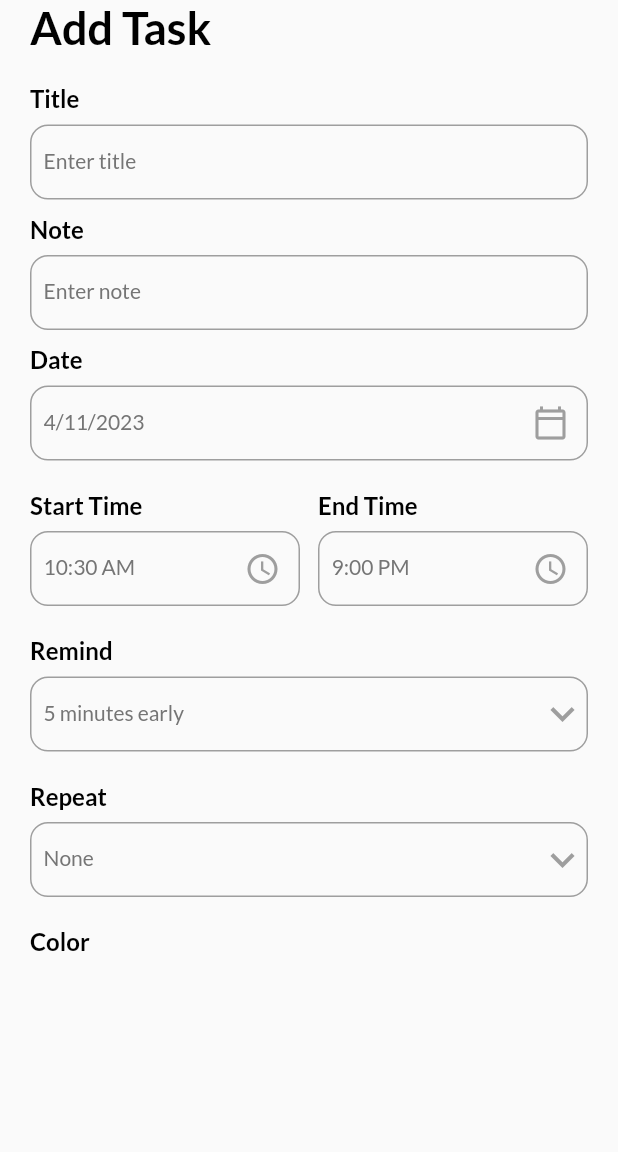
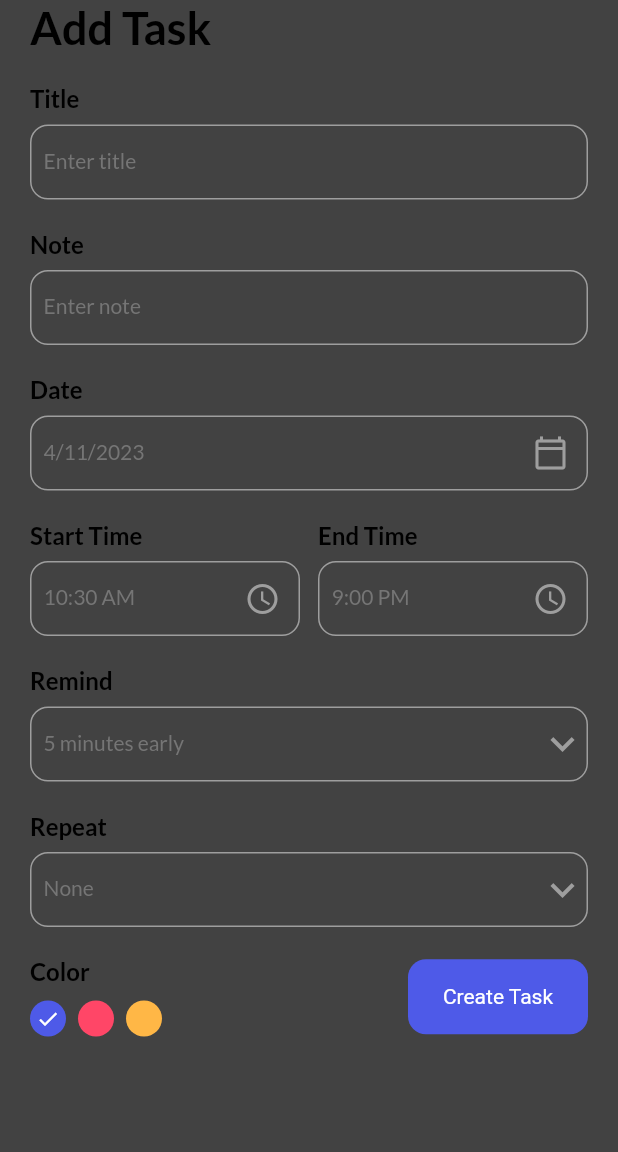
Before and after one commit to mahbubcrx12/Task-Management, a Flutter app: the screen it shows after launch, after a tap on "+ Add Task", on a phone screen of 412 x 824 dp, the part 84-1236 px from its top. Run offline on Flutter 3.47's test engine with Material 2 defaults, Android fonts, the phone set to English and light mode, and no system bars; our stand-ins replace date_picker_timeline, flutter_local_notifications, get, get_storage, google_fonts, sqflite and 1 more; accounts and stored records are empty.

Commit message:
adding add task page

```diff
--- /dev/null
+++ b/lib/controller/task_controller.dart
@@ -0,0 +1,17 @@
+import 'package:get/get.dart';
+import 'package:task_management/db/db_helper.dart';
+
+import '../model/task_model.dart';
+
+class TaskController extends GetxController{
+
+  @override
+  void onReady(){
+    super.onReady();
+  }
+
+  Future<int> addTask({TaskModel? task})async{
+    return await DBHelper.insert(task);
+  }
+
+}
--- /dev/null
+++ b/lib/db/db_helper.dart
@@ -0,0 +1,43 @@
+
+
+import 'package:sqflite/sqflite.dart';
+import 'package:task_management/model/task_model.dart';
+
+class DBHelper{
+  static Database? _db;
+  static final int _version = 1;
+  static final String _tableName = "tasks";
+
+  static Future<void> initDb()async{
+    if(_db != null){
+      return;
+    }
+    try{
+      String _path = await getDatabasesPath() + 'tasks.db';
+      _db = await openDatabase(
+        _path,
+        version: _version,
+        onCreate: (db,version){
+          print('creating a new one');
+          return db.execute(
+            "CREATE TABLE $_tableName("
+                "id INTEGER PRIMARY KEY AUTOINCREMENT,"
+                "title STRING, note TEXT,date STRING,"
+                "startTime STRING,endTime STRING,"
+                "remind INTEGER, repeat STRING,"
+                "color INTEGER, "
+                "isCompleted INTEGER)",
+          );
+        }
+      );
+    }catch(e){
+      print(e);
+    }
+  }
+
+  static Future<int> insert(TaskModel? task) async{
+    print("insert function called");
+    return await _db?.insert(_tableName, task!.toJson()) ?? 1;
+  }
+
+}
--- a/lib/main.dart
+++ b/lib/main.dart
@@ -5,8 +5,11 @@ import 'package:task_management/service/theme_services.dart';
 import 'package:task_management/view/home.dart';
 import 'package:task_management/view/theme.dart';
 
+import 'db/db_helper.dart';
+
 void main() async{
   WidgetsFlutterBinding.ensureInitialized();
+  await DBHelper.initDb();
   await GetStorage.init();
   runApp(const MyApp());
 }
--- /dev/null
+++ b/lib/model/task_model.dart
@@ -0,0 +1,54 @@
+ class TaskModel{
+  int? id;
+  String? title;
+  String? note;
+  int? isCompleted;
+  String? date;
+  String? startTime;
+  String? endTime;
+  int? color;
+  int? remind;
+  String? repeat;
+
+  TaskModel({
+    this.id,
+    this.title,
+    this.note,
+    this.isCompleted,
+    this.date,
+    this.startTime,
+    this.endTime,
+    this.color,
+    this.remind,
+    this.repeat
+ });
+
+  TaskModel.fromJson(Map<String,dynamic> json){
+    id = json['id'];
+    title = json['title'];
+    note = json['note'];
+    isCompleted = json['isCompleted'];
+    date = json['date'];
+    startTime = json['startTime'];
+    endTime = json['endTime'];
+    color = json['color'];
+    remind = json['remind'];
+    repeat = json['repeat'];
+  }
+
+  Map<String,dynamic> toJson(){
+    final Map<String,dynamic> data = new Map<String,dynamic>();
+    data['id'] = this.id;
+    data['title'] = this.title;
+    data['date'] = this.date;
+    data['note'] = this.note;
+    data['isCompleted'] = this.isCompleted;
+    data['startTime'] = this.startTime;
+    data['endTime'] = this.endTime;
+    data['color'] = this.color;
+    data['remind'] = this.remind;
+    data['repeat'] = this.repeat;
+    return data;
+  }
+
+ }
--- a/lib/view/add_task_bar.dart
+++ b/lib/view/add_task_bar.dart
@@ -1,7 +1,10 @@
 import 'package:flutter/material.dart';
 import 'package:get/get.dart';
 import 'package:intl/intl.dart';
+import 'package:task_management/controller/task_controller.dart';
+import 'package:task_management/model/task_model.dart';
 import 'package:task_management/view/theme.dart';
+import 'package:task_management/view/widgets/MyButton.dart';
 import 'package:task_management/view/widgets/text_input_field.dart';
 
 class AddTaskPage extends StatefulWidget {
@@ -12,10 +15,9 @@ class AddTaskPage extends StatefulWidget {
 }
 
 class _AddTaskPageState extends State<AddTaskPage> {
-  TextEditingController titleController = TextEditingController();
-  TextEditingController noteController = TextEditingController();
-  TextEditingController dateController = TextEditingController();
-  TextEditingController timeController = TextEditingController();
+  final TaskController _taskController = Get.put(TaskController());
+  TextEditingController _titleController = TextEditingController();
+  TextEditingController _noteController = TextEditingController();
 
   DateTime _selectedDate = DateTime.now();
   String _startTime = DateFormat("hh:mm a").format(DateTime.now()).toString();
@@ -32,12 +34,14 @@ class _AddTaskPageState extends State<AddTaskPage> {
     'Weekly',
     'Monthly'
   ];
+  int _selectedColor = 0;
 
   @override
   Widget build(BuildContext context) {
     return Scaffold(
-      backgroundColor: context.theme.scaffoldBackgroundColor,
+     backgroundColor: darkHeaderClr,
       appBar: _appBar(context),
+
       body: Container(
         padding: const EdgeInsets.only(left: 20, right: 20),
         child: SingleChildScrollView(
@@ -51,13 +55,13 @@ class _AddTaskPageState extends State<AddTaskPage> {
               SizedBox(
                 height: 20,
               ),
-              InputTextField(hintText: "Enter title", title: "Title"),
+              InputTextField(hintText: "Enter title", title: "Title",controller: _titleController,),
               SizedBox(
-                height: 10,
+                height: 20,
               ),
-              InputTextField(hintText: "Enter note ", title: "Note"),
+              InputTextField(hintText: "Enter note ", title: "Note",controller: _noteController,),
               SizedBox(
-                height: 10,
+                height: 20,
               ),
               InputTextField(
                 title: "Date",
@@ -152,17 +156,84 @@ class _AddTaskPageState extends State<AddTaskPage> {
                 ),
               ),
               SizedBox(height: 20,),
-              Row(children: [
-                Column(children: [
-                  Text("Color",style: titleStyle,),
+              Row(
+                mainAxisAlignment: MainAxisAlignment.spaceBetween,
+                children: [
+                _colorSelection(),
+                  MyButton(label: "Create Task",
+                    onTap: (){
+                      _validateFields();
+                  },),
 
-                ],)
-              ],)
+              ],),
+
             ],
           ),
         ),
       ),
     );
+  }
+
+  _validateFields(){
+    if(_titleController.text.isNotEmpty && _noteController.text.isNotEmpty){
+      //save data to database
+      _addTaskToDatabase();
+      Get.back();
+    }else if(_titleController.text.isEmpty || _noteController.text.isEmpty){
+      Get.snackbar("Required", "Fields must be filled !",
+        snackPosition: SnackPosition.BOTTOM,
+        backgroundColor: Colors.white60,
+        colorText: Colors.black,
+        icon: Icon(Icons.warning_amber_outlined)
+      );
+    }
+  }
+
+  _addTaskToDatabase()async{
+   int value = await  _taskController.addTask(
+        task:TaskModel(
+            title: _titleController.text,
+            note: _noteController.text,
+            date: DateFormat.yMd().format(_selectedDate),
+            startTime: _startTime,
+            endTime: _endTime,
+            remind: _selectedRemind,
+            repeat: _selectedRepeat,
+            color: _selectedColor,
+            isCompleted: 0
+        )
+    );
+   print("id issssssssssssssss :" "$value");
+  }
+
+  _colorSelection(){
+    return Column(
+      crossAxisAlignment: CrossAxisAlignment.start,
+      children: [
+
+        Text("Color",style: titleStyle,),
+        SizedBox(height: 10,),
+        Wrap(
+            children: List<Widget>.generate(3, (index) {
+              return GestureDetector(
+                onTap: (){
+                  setState(() {
+                    _selectedColor = index;
+                  });
+                },
+                child: Padding(
+                  padding: const EdgeInsets.only(right: 8),
+                  child: CircleAvatar(
+                    radius: 12,
+                    backgroundColor: index==0 ? primaryClr : index == 1 ? pinkClr :yellowClr,
+                    child: _selectedColor == index ? Icon(Icons.done,color: Colors.white,size: 16,) : Container(),
+                  ),
+                ),
+              );
+            })
+        )
+
+      ],);
   }
 
   _getDateFromUser() async {
--- a/lib/view/home.dart
+++ b/lib/view/home.dart
@@ -33,6 +33,7 @@ class _HomePageState extends State<HomePage> {
   Widget build(BuildContext context) {
     return SafeArea(
         child: Scaffold(
+          backgroundColor: darkHeaderClr,
       appBar: _appBar(),
       body: Column(
         children: [
@@ -57,14 +58,12 @@ class _HomePageState extends State<HomePage> {
                 ),
                 Padding(
                   padding: const EdgeInsets.only(right: 0),
-                  child: InkWell(
+                  child: MyButton(
+                       label: "+ Add Task",
                     onTap: (){
                       Get.to(AddTaskPage());
                     },
-                    child: MyButton(
-                         label: "+ Add Task",
 
-                    ),
                   ),
 
                 )
--- a/lib/view/widgets/MyButton.dart
+++ b/lib/view/widgets/MyButton.dart
@@ -3,13 +3,14 @@ import 'package:task_management/view/theme.dart';
 
 class MyButton extends StatelessWidget {
   final String label;
+  final VoidCallback? onTap;
 
-  const MyButton({Key? key,required this.label}) : super(key: key);
+  const MyButton({Key? key,required this.label,required this.onTap}) : super(key: key);
 
   @override
   Widget build(BuildContext context) {
     return GestureDetector(
-
+      onTap: onTap,
       child: Container(
         width: 120,
         height: 50,
--- a/pubspec.yaml
+++ b/pubspec.yaml
@@ -42,6 +42,7 @@ dependencies:
   intl:
   google_fonts:
   date_picker_timeline:
+  sqflite:
 
 dev_dependencies:
   flutter_test:
```
Also changed, not shown: pubspec.lock, 1 other file.
